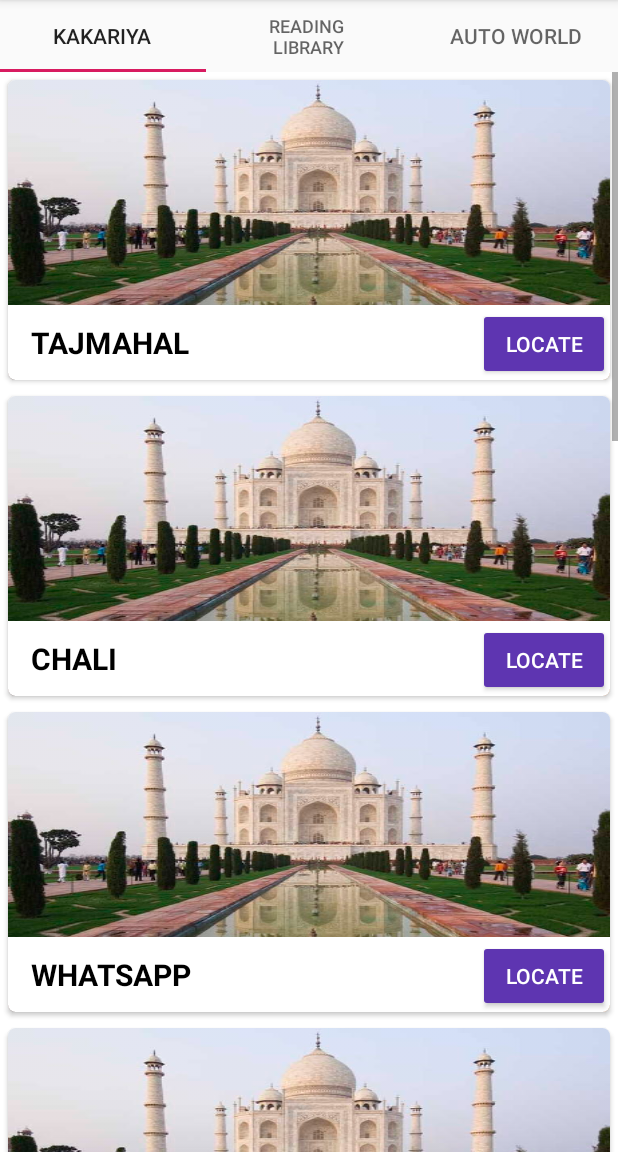
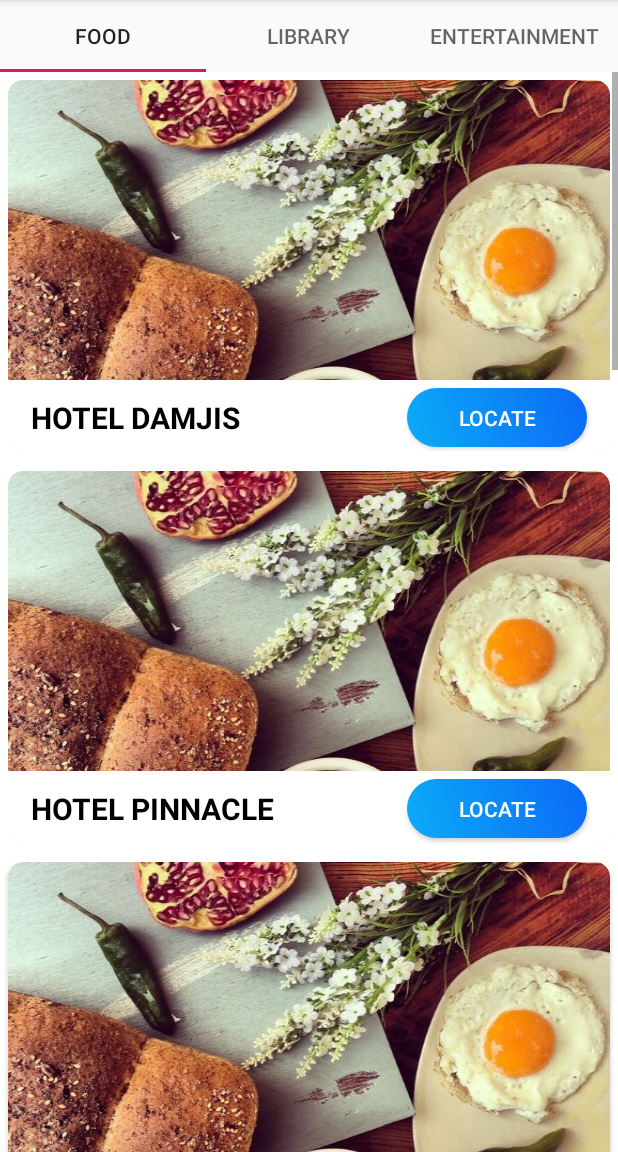
Before and after one commit to varunjha089/Udacity-abnd-googlescholership-project-5, an Android app: the FoodFragment screen opened directly, with no data from a screen before it, on a phone screen of 412 x 824 dp, the part 84-1236 px from its top. Run offline under Robolectric (Android 15) with nearby library versions, the phone set to English and light mode, and no system bars.

Commit message:
2 screen ready

```diff
--- a/app/src/main/java/com/example/bharatmk257/guide/AutoWorldFragment.java
+++ /dev/null
@@ -1,16 +0,0 @@
-package com.example.bharatmk257.guide;
-
-
-import android.os.Bundle;
-import android.support.v4.app.Fragment;
-import android.view.LayoutInflater;
-import android.view.View;
-import android.view.ViewGroup;
-
-public class AutoWorldFragment extends Fragment {
-
-    @Override
-    public View onCreateView(LayoutInflater inflater, ViewGroup container, Bundle savedInstanceState){
-        return inflater.inflate(R.layout.fragment_autoworld,container,false);
-    }
-}
--- a/app/src/main/java/com/example/bharatmk257/guide/ReadingLibraryFragment.java
+++ b/app/src/main/java/com/example/bharatmk257/guide/EntertainmentFragment.java
@@ -1,4 +1,5 @@
 package com.example.bharatmk257.guide;
+
 
 import android.os.Bundle;
 import android.support.v4.app.Fragment;
@@ -6,13 +7,10 @@ import android.view.LayoutInflater;
 import android.view.View;
 import android.view.ViewGroup;
 
-
-public class ReadingLibraryFragment extends Fragment {
+public class EntertainmentFragment extends Fragment {
 
     @Override
     public View onCreateView(LayoutInflater inflater, ViewGroup container, Bundle savedInstanceState){
-
-        return inflater.inflate(R.layout.fragment_readinglibrary,container,false);
-
+        return inflater.inflate(R.layout.fragment_entertainment,container,false);
     }
 }
--- a/app/src/main/java/com/example/bharatmk257/guide/KakariyaFragment.java
+++ b/app/src/main/java/com/example/bharatmk257/guide/FoodFragment.java
@@ -12,7 +12,7 @@ import android.view.ViewGroup;
 import java.util.ArrayList;
 import java.util.List;
 
-public class KakariyaFragment extends Fragment {
+public class FoodFragment extends Fragment {
 
     private RecyclerView recyclerView;
     private PlaceAdapter adapter;
@@ -21,8 +21,8 @@ public class KakariyaFragment extends Fragment {
     @Nullable
     @Override
     public View onCreateView(LayoutInflater inflater, ViewGroup container, Bundle savedInstanceState) {
-//View view = inflater.inflate(R.layout.fragment_kakariya,container,false);
-        return inflater.inflate(R.layout.fragment_kakariya, null);
+//View view = inflater.inflate(R.layout.fragment_food,container,false);
+        return inflater.inflate(R.layout.fragment_food, null);
     }
 
     @Override
@@ -36,7 +36,7 @@ public class KakariyaFragment extends Fragment {
     }
 
     private void initViews() {
-        recyclerView = getActivity().findViewById(R.id.recyclerViewPlace);
+        recyclerView = getActivity().findViewById(R.id.recyclerViewFoodPlace);
     }
 
 //    public void onCreate(Bundle savedInstanceState) {
@@ -45,39 +45,39 @@ public class KakariyaFragment extends Fragment {
 
     private void photos() {
         int[] covers = new int[]{
-                R.drawable.tajmahal,
-                R.drawable.tajmahal,
-                R.drawable.tajmahal,
-                R.drawable.tajmahal,
-                R.drawable.tajmahal,
-                R.drawable.tajmahal,
-                R.drawable.tajmahal,
-                R.drawable.tajmahal,
-                R.drawable.tajmahal,
-                R.drawable.tajmahal
+                R.raw.food_image,
+                R.raw.food_image,
+                R.raw.food_image,
+                R.raw.food_image,
+                R.raw.food_image,
+                R.raw.food_image,
+                R.raw.food_image,
+                R.raw.food_image,
+                R.raw.food_image,
+                R.raw.food_image
         };
 
         placesList = new ArrayList<>();
         Places
-                a = new Places("tajmahal", covers[0], "Location");
+                a = new Places("Hotel Damjis", covers[0], "Location");
         placesList.add(a);
-        a = new Places("chali", covers[1], "Loction");
+        a = new Places("Hotel Pinnacle", covers[1], "Loction");
         placesList.add(a);
-        a = new Places("whatsapp", covers[2], "Loction");
+        a = new Places("Moti Mahal", covers[2], "Loction");
         placesList.add(a);
-        a = new Places("samsung", covers[3], "Loction");
+        a = new Places("Hotel AVN", covers[3], "Loction");
         placesList.add(a);
-        a = new Places("gmail", covers[4], "Loction");
+        a = new Places("Hotel Amber", covers[4], "Loction");
         placesList.add(a);
-        a = new Places("motorola", covers[5], "Loction");
+        a = new Places("Hotel Manila", covers[5], "Loction");
         placesList.add(a);
-        a = new Places("phone", covers[6], "Loction");
+        a = new Places("Ramada", covers[6], "Loction");
         placesList.add(a);
-        a = new Places("photo", covers[7], "Loction");
+        a = new Places("Cama Hotel", covers[7], "Loction");
         placesList.add(a);
-        a = new Places("sony", covers[8], "Loction");
+        a = new Places("Summit", covers[8], "Loction");
         placesList.add(a);
-        a = new Places("gionee", covers[9], "Loction");
+        a = new Places("Nami", covers[9], "Loction");
         placesList.add(a);
 
 //        adapter.notifyDataSetChanged();
--- /dev/null
+++ b/app/src/main/java/com/example/bharatmk257/guide/LibraryFragment.java
@@ -0,0 +1,84 @@
+package com.example.bharatmk257.guide;
+
+import android.location.Location;
+import android.os.Bundle;
+import android.support.annotation.Nullable;
+import android.support.v4.app.Fragment;
+import android.support.v7.widget.LinearLayoutManager;
+import android.support.v7.widget.RecyclerView;
+import android.view.LayoutInflater;
+import android.view.View;
+import android.view.ViewGroup;
+import android.widget.LinearLayout;
+
+import java.util.ArrayList;
+import java.util.List;
+
+
+public class LibraryFragment extends Fragment {
+
+    private RecyclerView recyclerView;
+    private PlaceAdapter adapter;
+    private List<Places> placesList;
+
+    @Nullable
+    @Override
+    public View onCreateView(LayoutInflater inflater, ViewGroup container, Bundle savedInstanceState){
+
+        return inflater.inflate(R.layout.fragment_library,null);
+    }
+
+
+    @Override
+    public void onActivityCreated(@Nullable Bundle savedInstanceState){
+        super.onActivityCreated(savedInstanceState);
+        initViews();
+        photos();
+        adapter = new PlaceAdapter(getContext(),placesList);
+        recyclerView.setAdapter(adapter);
+        recyclerView.setLayoutManager(new LinearLayoutManager(getContext(),LinearLayoutManager.VERTICAL,false));
+    }
+
+    private void initViews(){
+        recyclerView =getActivity().findViewById(R.id.recyclerViewLibraryPlace);
+    }
+
+    private void photos(){
+        int[] covers = new int[]{
+                R.raw.library_image,
+                R.raw.library_image,
+                R.raw.library_image,
+                R.raw.library_image,
+                R.raw.library_image,
+                R.raw.library_image,
+                R.raw.library_image,
+                R.raw.library_image,
+                R.raw.library_image,
+                R.raw.library_image
+        };
+
+        placesList =new ArrayList<>();
+        Places
+                a = new Places("Reading library",covers[0],"Location");
+        placesList.add(a);
+        a = new Places("MJ Library",covers[1],"Location");
+        placesList.add(a);
+        a = new Places("G.S.",covers[2],"Location");
+        placesList.add(a);
+        a = new Places("Naroda Library",covers[3],"Location");
+        placesList.add(a);
+        a = new Places("Vikram Sarabhai",covers[4],"Location");
+        placesList.add(a);
+        a = new Places("Garg Library",covers[5],"Location");
+        placesList.add(a);
+        a = new Places("Shreeji",covers[6],"Location");
+        placesList.add(a);
+        a = new Places("Asarva Library",covers[7],"Location");
+        placesList.add(a);
+        a = new Places("Shubh",covers[8],"Location");
+        placesList.add(a);
+        a = new Places("American Corner",covers[9],"Location");
+        placesList.add(a);
+    }
+
+}
--- a/app/src/main/java/com/example/bharatmk257/guide/PlaceList.java
+++ b/app/src/main/java/com/example/bharatmk257/guide/PlaceList.java
@@ -21,9 +21,9 @@ public class PlaceList extends AppCompatActivity {
         tabLayout = findViewById(R.id.sliding_tabs);
         viewPager = findViewById(R.id.viewpager);
 
-        tabLayout.addTab(tabLayout.newTab().setText("Kakariya"));
-        tabLayout.addTab(tabLayout.newTab().setText("Reading \nLibrary"));
-        tabLayout.addTab(tabLayout.newTab().setText("Auto World"));
+        tabLayout.addTab(tabLayout.newTab().setText("Food"));
+        tabLayout.addTab(tabLayout.newTab().setText("Library"));
+        tabLayout.addTab(tabLayout.newTab().setText("Entertainment"));
         tabLayout.setTabGravity(TabLayout.GRAVITY_FILL);
 
 
--- a/app/src/main/java/com/example/bharatmk257/guide/SimpleFragmentPagerAdapter.java
+++ b/app/src/main/java/com/example/bharatmk257/guide/SimpleFragmentPagerAdapter.java
@@ -11,7 +11,7 @@ public class SimpleFragmentPagerAdapter extends FragmentPagerAdapter {
 
     private Context fragmentContext;
     int totalTabs;
-    private String tabTitles[] = new String[] { "Kakariya", "Reading \nLibrary","Auto World" };
+    private String tabTitles[] = new String[] { "Food", "Library","Entertainment" };
 
     public SimpleFragmentPagerAdapter(Context context, FragmentManager fragmentManager, int totalTab){
         super(fragmentManager);
@@ -25,15 +25,15 @@ public class SimpleFragmentPagerAdapter extends FragmentPagerAdapter {
         switch (position){
 
             case 0:
-                KakariyaFragment kakariyaFragment =new KakariyaFragment();
-                return kakariyaFragment;
+                FoodFragment foodFragment =new FoodFragment();
+                return foodFragment;
 
             case 1:
-                ReadingLibraryFragment readingLibraryFragment = new ReadingLibraryFragment();
-                return readingLibraryFragment;
+                LibraryFragment libraryFragment = new LibraryFragment();
+                return libraryFragment;
             case 2:
-                AutoWorldFragment autoWorldFragment = new AutoWorldFragment();
-                return autoWorldFragment;
+                EntertainmentFragment entertainmentFragment = new EntertainmentFragment();
+                return entertainmentFragment;
 
             default:
                 return null;
--- /dev/null
+++ b/app/src/main/res/drawable/button_shape.xml
@@ -0,0 +1,10 @@
+<?xml version="1.0" encoding="utf-8"?>
+<shape xmlns:android="http://schemas.android.com/apk/res/android"
+    android:shape="rectangle">
+<corners
+    android:radius="50dp"/>
+    <gradient
+        android:angle="45"
+        android:startColor="#0bacf7"
+        android:endColor="#0b69f7"/>
+</shape>
--- /dev/null
+++ b/app/src/main/res/layout/fragment_food.xml
@@ -0,0 +1,17 @@
+<?xml version="1.0" encoding="utf-8"?>
+<android.support.constraint.ConstraintLayout xmlns:android="http://schemas.android.com/apk/res/android"
+    xmlns:app="http://schemas.android.com/apk/res-auto"
+    android:id="@+id/food"
+    android:orientation="vertical"
+    android:layout_width="match_parent"
+    android:layout_height="match_parent"
+    app:layout_behavior="@string/appbar_scrolling_view_behavior">
+
+    <android.support.v7.widget.RecyclerView
+        android:id="@+id/recyclerViewFoodPlace"
+        android:layout_width="match_parent"
+        android:layout_height="wrap_content"
+        android:clipToPadding="false"
+        android:scrollbars="vertical"/>
+
+</android.support.constraint.ConstraintLayout>
--- a/app/src/main/res/layout/fragment_kakariya.xml
+++ b/app/src/main/res/layout/fragment_library.xml
@@ -1,14 +1,14 @@
 <?xml version="1.0" encoding="utf-8"?>
 <android.support.constraint.ConstraintLayout xmlns:android="http://schemas.android.com/apk/res/android"
     xmlns:app="http://schemas.android.com/apk/res-auto"
-    android:id="@+id/kakariya"
+    android:id="@+id/food"
     android:orientation="vertical"
     android:layout_width="match_parent"
     android:layout_height="match_parent"
     app:layout_behavior="@string/appbar_scrolling_view_behavior">
 
     <android.support.v7.widget.RecyclerView
-        android:id="@+id/recyclerViewPlace"
+        android:id="@+id/recyclerViewLibraryPlace"
         android:layout_width="match_parent"
         android:layout_height="wrap_content"
         android:clipToPadding="false"
--- a/app/src/main/res/layout/fragment_readinglibrary.xml
+++ /dev/null
@@ -1,12 +0,0 @@
-<?xml version="1.0" encoding="utf-8"?>
-<LinearLayout xmlns:android="http://schemas.android.com/apk/res/android"
-    android:orientation="vertical"
-    android:layout_width="match_parent"
-    android:layout_height="match_parent">
-
-    <TextView
-        android:layout_width="wrap_content"
-        android:layout_height="wrap_content"
-        android:text="Reading Library"/>
-
-</LinearLayout>
--- a/app/src/main/res/layout/place_card.xml
+++ b/app/src/main/res/layout/place_card.xml
@@ -9,14 +9,14 @@
         android:layout_gravity="center"
         android:layout_margin="5dp"
         android:elevation="3dp"
-        app:cardCornerRadius="5dp">
+        app:cardCornerRadius="10dp">
         <android.support.constraint.ConstraintLayout
             android:layout_width="match_parent"
             android:layout_height="match_parent">
             <ImageView
                 android:id="@+id/image_of_place"
                 android:layout_width="match_parent"
-                android:layout_height="200dp"
+                android:layout_height="250dp"
                 android:background="?attr/selectableItemBackgroundBorderless"
                 android:clickable="true"
                 android:scaleType="fitXY"/>
@@ -35,12 +35,14 @@
                 android:background="@color/colorWhite"/>
             <Button
                 android:id="@+id/locate_button"
-                android:layout_width="wrap_content"
-                android:layout_height="wrap_content"
+                android:layout_width="120dp"
+                android:layout_height="39dp"
+                app:layout_constraintTop_toTopOf="@id/name_of_place"
+                android:layout_marginEnd="15dp"
                 android:textAllCaps="true"
                 android:text="@string/locate"
                 android:shadowRadius="10"
-                android:backgroundTint="@color/DeepPurple"
+                android:background="@drawable/button_shape"
                 android:textColor="@color/colorWhite"
                 app:layout_constraintBottom_toBottomOf="@id/image_of_place"
                 app:layout_constraintEnd_toEndOf="@id/image_of_place"/>
```
Also changed, not shown: app/src/main/res/drawable/tajmahal.jpg (deleted), app/src/main/res/layout/fragment_entertainment.xml (renamed from app/src/main/res/layout/fragment_autoworld.xml), app/src/main/res/raw/food_image.jpg (added), app/src/main/res/raw/library_image.jpeg (added).
